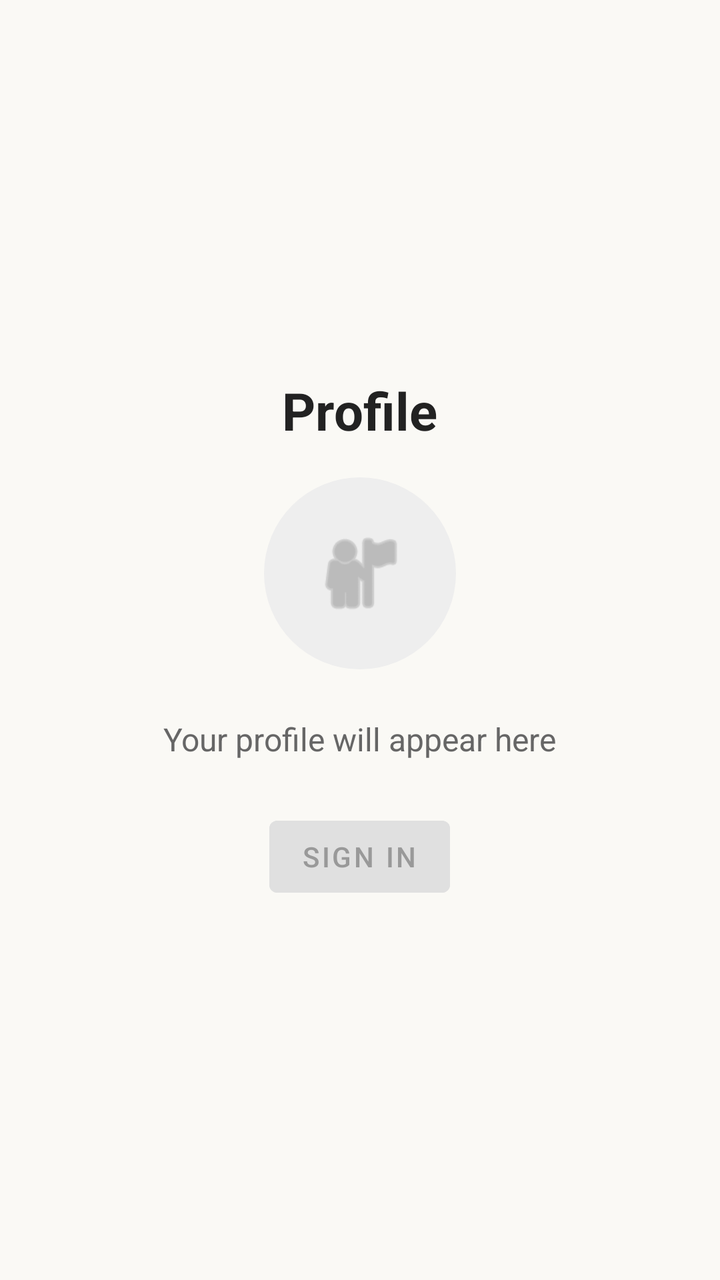
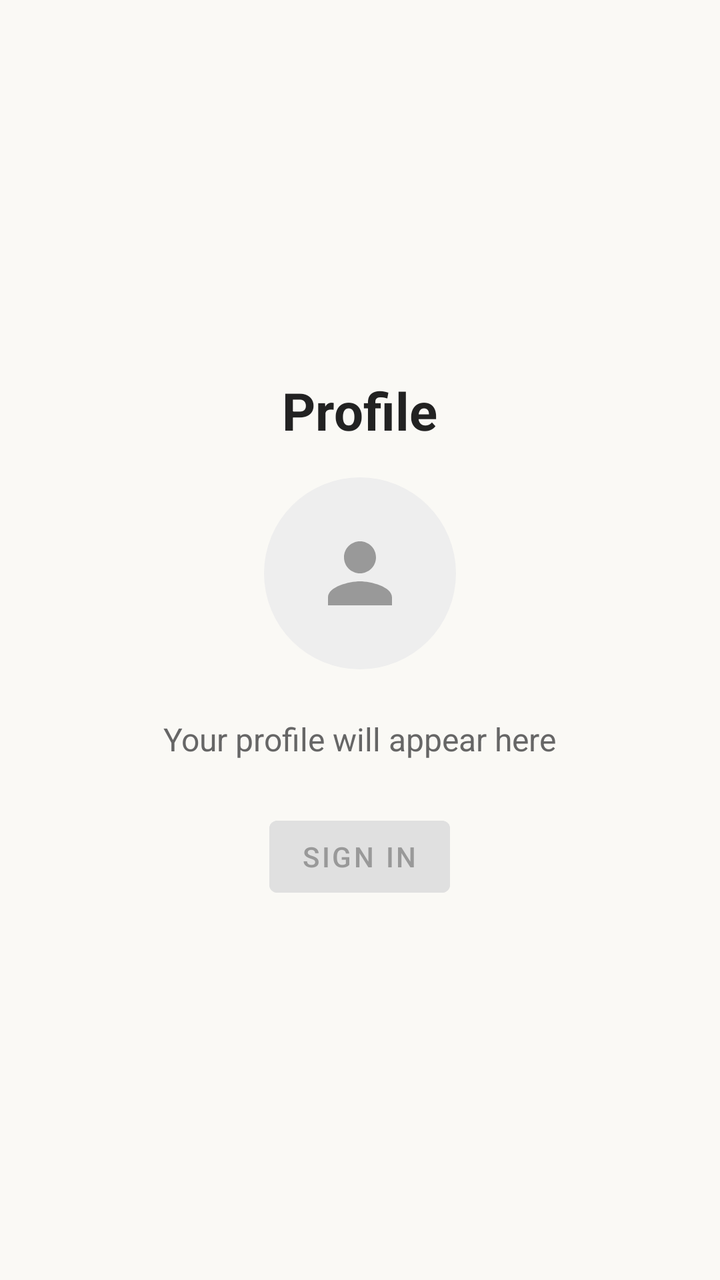

An Android layout rendered at two revisions. The XML below is the earlier revision; the diff shows what the commit changed to produce the second picture.
<!-- AndroidManifest.xml: application theme Theme.LostAndFound -->
<!-- res/layout/fragment_profile.xml -->
<?xml version="1.0" encoding="utf-8"?>
<LinearLayout xmlns:android="http://schemas.android.com/apk/res/android"
    android:layout_width="match_parent"
    android:layout_height="match_parent"
    android:gravity="center"
    android:orientation="vertical"
    android:padding="24dp">

    <TextView
        android:layout_width="wrap_content"
        android:layout_height="wrap_content"
        android:layout_marginBottom="16dp"
        android:text="@string/title_profile"
        android:textColor="@color/brand_text"
        android:textSize="26sp"
        android:textStyle="bold" />

    <ImageView
        android:layout_width="96dp"
        android:layout_height="96dp"
        android:layout_marginBottom="24dp"
        android:background="@drawable/circle_gray"
        android:padding="24dp"
        android:src="@android:drawable/ic_menu_myplaces"
        android:tint="#999999" />

    <TextView
        android:layout_width="wrap_content"
        android:layout_height="wrap_content"
        android:layout_marginBottom="24dp"
        android:text="Your profile will appear here"
        android:textAlignment="center"
        android:textColor="#666666"
        android:textSize="16sp" />

    <Button
        android:layout_width="wrap_content"
        android:layout_height="wrap_content"
        android:backgroundTint="#E0E0E0"
        android:enabled="false"
        android:text="Sign in"
        android:textColor="#999999" />

</LinearLayout>
<!-- resources referenced by this layout -->
<resources>
  <color name="brand_text">#222222</color>
  <!-- drawable circle_gray (drawable) -->
  <?xml version="1.0" encoding="utf-8"?>
  <shape xmlns:android="http://schemas.android.com/apk/res/android"
      android:shape="oval">
      <solid android:color="#EEEEEE" />
  </shape>
  <string name="title_profile">Profile</string>
  <style name="Theme.LostAndFound" parent="Theme.MaterialComponents.Light.NoActionBar">
          
          <item name="colorPrimary">@color/brand_primary</item>
          <item name="colorOnPrimary">@color/white</item>
          
          <item name="colorSecondary">@color/brand_secondary</item>
          <item name="colorOnSecondary">@color/white</item>
          
          <item name="android:statusBarColor">@color/brand_bg</item>
          <item name="android:windowLightStatusBar">true</item>
          
          <item name="android:windowBackground">@color/brand_bg</item>
      </style>
  <color name="brand_primary">#38685F</color>
  <color name="white">#FFFFFFFF</color>
  <color name="brand_secondary">#56877D</color>
  <color name="brand_bg">#FAF9F5</color>
</resources>

<!-- the commit's change to res/layout/fragment_profile.xml (unified diff, before → after) -->
@@ -1,5 +1,6 @@
 <?xml version="1.0" encoding="utf-8"?>
 <LinearLayout xmlns:android="http://schemas.android.com/apk/res/android"
+    xmlns:app="http://schemas.android.com/apk/res-auto"
     android:layout_width="match_parent"
     android:layout_height="match_parent"
     android:gravity="center"
@@ -21,8 +22,8 @@
         android:layout_marginBottom="24dp"
         android:background="@drawable/circle_gray"
         android:padding="24dp"
-        android:src="@android:drawable/ic_menu_myplaces"
-        android:tint="#999999" />
+        android:src="@drawable/ic_user"
+        app:tint="#999999" />
 
     <TextView
         android:layout_width="wrap_content"
<!-- resource entries referenced after the edit -->
@@ -7,6 +7,16 @@
       android:shape="oval">
       <solid android:color="#EEEEEE" />
   </shape>
+  <!-- drawable ic_user (drawable) -->
+  <vector xmlns:android="http://schemas.android.com/apk/res/android"
+      android:width="24dp"
+      android:height="24dp"
+      android:viewportWidth="24"
+      android:viewportHeight="24">
+      <path
+          android:fillColor="#000000"
+          android:pathData="M12,12c2.21,0 4,-1.79 4,-4s-1.79,-4 -4,-4 -4,1.79 -4,4 1.79,4 4,4zM12,14c-2.67,0 -8,1.34 -8,4v2h16v-2c0,-2.66 -5.33,-4 -8,-4z"/>
+  </vector>
   <string name="title_profile">Profile</string>
   <style name="Theme.LostAndFound" parent="Theme.MaterialComponents.Light.NoActionBar">
           
